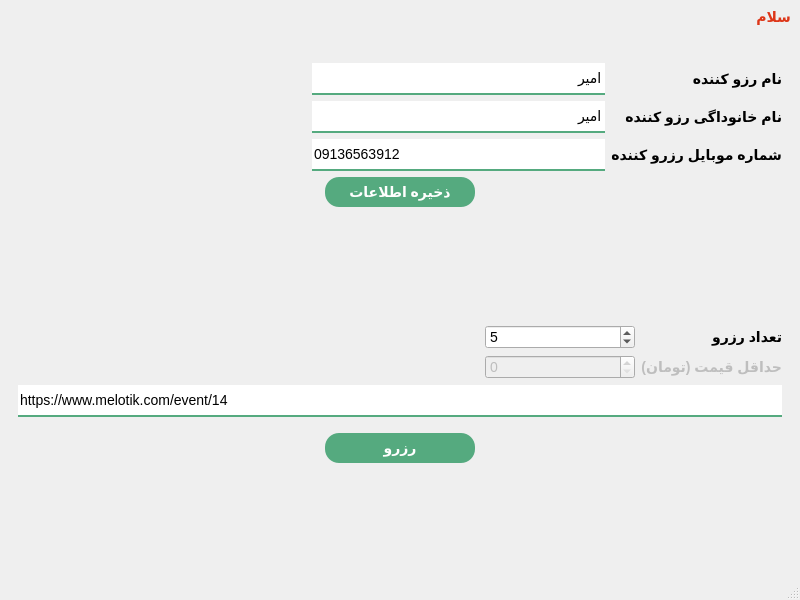
Above: UIFiles/main_UI.ui from amirhossein-mlkz/concert_ticket_reserver before the change. Below: the same form after it.
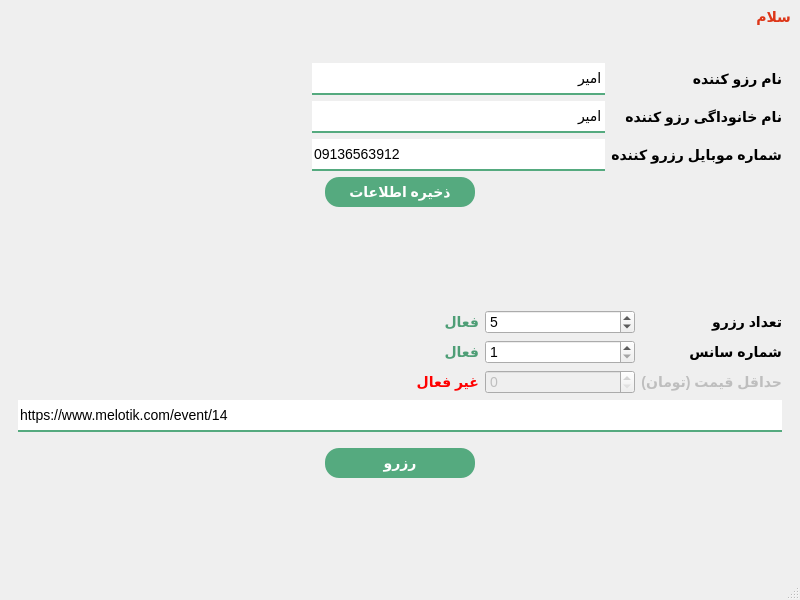
That is the form after the change.

Patch:
```diff
--- a/UIFiles/main_UI.ui
+++ b/UIFiles/main_UI.ui
@@ -165,6 +165,38 @@
           <property name="topMargin">
            <number>15</number>
           </property>
+          <item row="2" column="5">
+           <widget class="QLabel" name="label_5">
+            <property name="enabled">
+             <bool>false</bool>
+            </property>
+            <property name="text">
+             <string>حداقل قیمت (تومان)</string>
+            </property>
+           </widget>
+          </item>
+          <item row="2" column="4">
+           <widget class="QSpinBox" name="min_price">
+            <property name="enabled">
+             <bool>false</bool>
+            </property>
+            <property name="minimumSize">
+             <size>
+              <width>150</width>
+              <height>0</height>
+             </size>
+            </property>
+            <property name="minimum">
+             <number>0</number>
+            </property>
+            <property name="maximum">
+             <number>10000000</number>
+            </property>
+            <property name="value">
+             <number>0</number>
+            </property>
+           </widget>
+          </item>
           <item row="0" column="2">
            <spacer name="horizontalSpacer">
             <property name="orientation">
@@ -178,7 +210,14 @@
             </property>
            </spacer>
           </item>
-          <item row="0" column="3">
+          <item row="1" column="5">
+           <widget class="QLabel" name="label_6">
+            <property name="text">
+             <string>شماره سانس</string>
+            </property>
+           </widget>
+          </item>
+          <item row="0" column="4">
            <widget class="QSpinBox" name="reserve_count">
             <property name="minimumSize">
              <size>
@@ -197,42 +236,59 @@
             </property>
            </widget>
           </item>
-          <item row="0" column="4">
+          <item row="1" column="4">
+           <widget class="QSpinBox" name="sans_idx">
+            <property name="minimumSize">
+             <size>
+              <width>100</width>
+              <height>0</height>
+             </size>
+            </property>
+            <property name="minimum">
+             <number>1</number>
+            </property>
+            <property name="maximum">
+             <number>10</number>
+            </property>
+            <property name="value">
+             <number>1</number>
+            </property>
+           </widget>
+          </item>
+          <item row="0" column="5">
            <widget class="QLabel" name="label_3">
             <property name="text">
              <string>تعداد رزرو</string>
             </property>
            </widget>
           </item>
-          <item row="1" column="4">
-           <widget class="QLabel" name="label_5">
-            <property name="enabled">
-             <bool>false</bool>
+          <item row="2" column="3">
+           <widget class="QLabel" name="label_7">
+            <property name="styleSheet">
+             <string notr="true">color:red;</string>
             </property>
             <property name="text">
-             <string>حداقل قیمت (تومان)</string>
+             <string>غیر فعال</string>
+            </property>
+           </widget>
+          </item>
+          <item row="0" column="3">
+           <widget class="QLabel" name="label_8">
+            <property name="styleSheet">
+             <string notr="true">color:rgb(78, 158, 118);</string>
+            </property>
+            <property name="text">
+             <string>فعال</string>
             </property>
            </widget>
           </item>
           <item row="1" column="3">
-           <widget class="QSpinBox" name="min_price">
-            <property name="enabled">
-             <bool>false</bool>
+           <widget class="QLabel" name="label_9">
+            <property name="styleSheet">
+             <string notr="true">color:rgb(78, 158, 118);</string>
             </property>
-            <property name="minimumSize">
-             <size>
-              <width>150</width>
-              <height>0</height>
-             </size>
-            </property>
-            <property name="minimum">
-             <number>0</number>
-            </property>
-            <property name="maximum">
-             <number>10000000</number>
-            </property>
-            <property name="value">
-             <number>0</number>
+            <property name="text">
+             <string>فعال</string>
             </property>
            </widget>
           </item>
```
